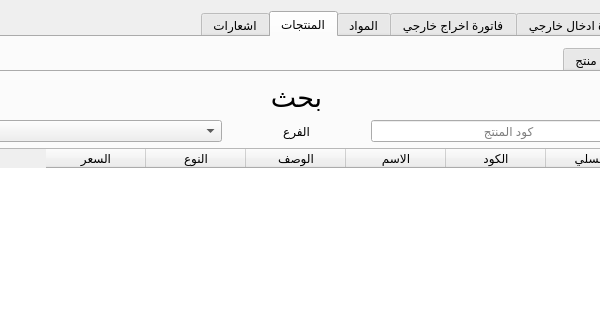
Above: warehouses.ui from sameraga/waerhouses before the change; both pictures show x 93 to 693 and y 143 to 463 of the 1280 by 720 pixel window. Below: the same form after it.
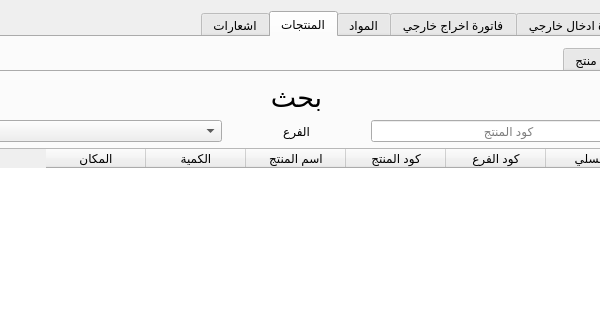
That is the form after the change. The open tabs and pages were chosen to show the change. Icons and pictures are not drawn.

```diff
--- a/warehouses.ui
+++ b/warehouses.ui
@@ -3748,27 +3748,27 @@
                         </column>
                         <column>
                          <property name="text">
-                          <string>الكود</string>
+                          <string>كود الفرع</string>
                          </property>
                         </column>
                         <column>
                          <property name="text">
-                          <string>الاسم</string>
+                          <string>كود المنتج</string>
                          </property>
                         </column>
                         <column>
                          <property name="text">
-                          <string>الوصف</string>
+                          <string>اسم المنتج</string>
                          </property>
                         </column>
                         <column>
                          <property name="text">
-                          <string>النوع</string>
+                          <string>الكمية</string>
                          </property>
                         </column>
                         <column>
                          <property name="text">
-                          <string>السعر</string>
+                          <string>المكان</string>
                          </property>
                         </column>
                        </widget>
```
Left out of the diff: 45 changed lines with no effect on the pictures.
